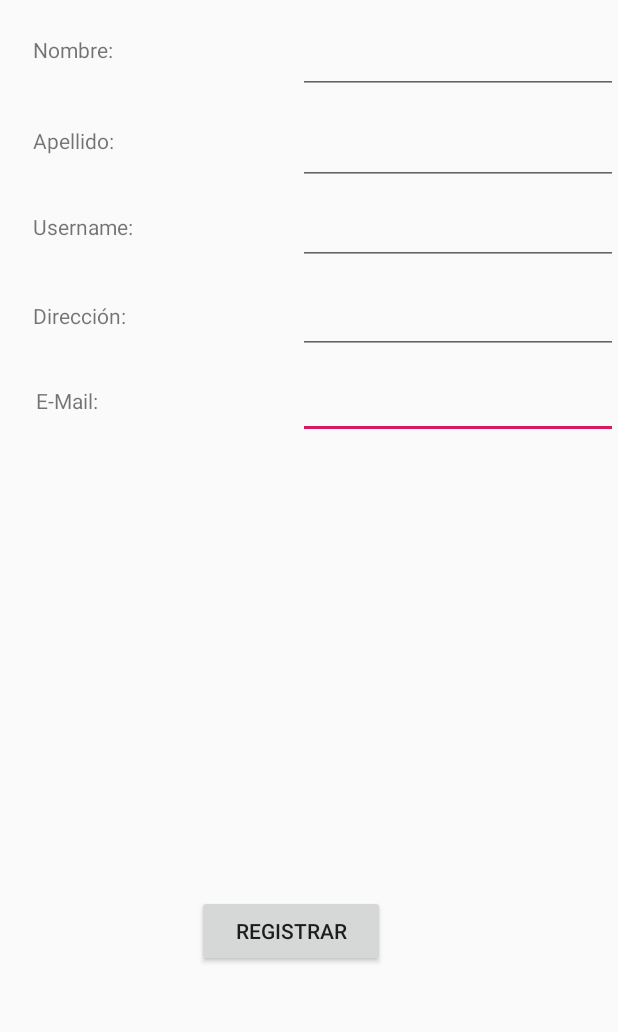
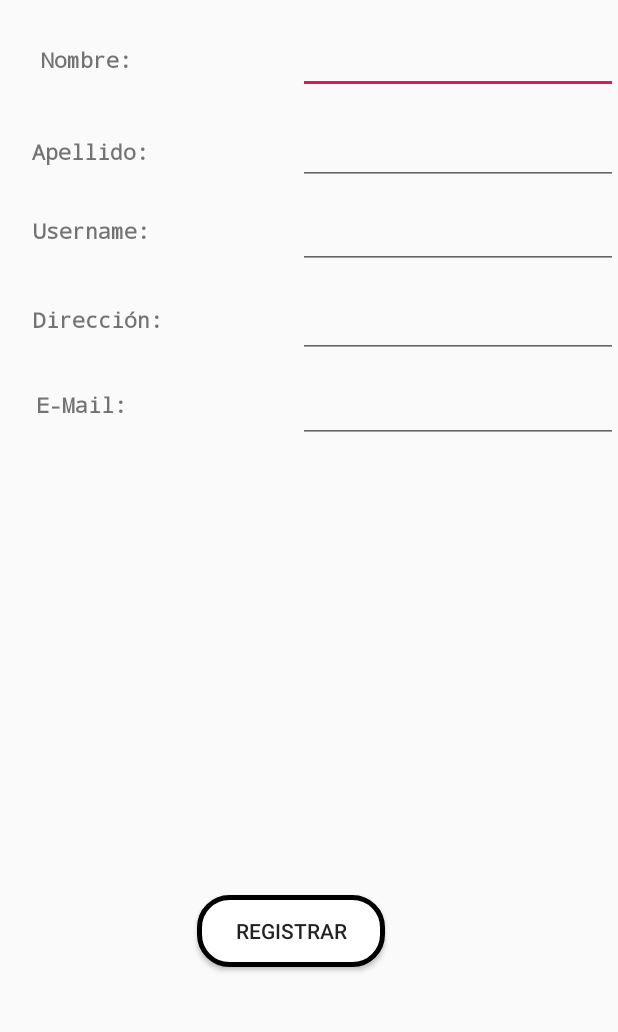
Before and after one commit to scorpion712/Garbage-Recycler-Service-Client-App, an Android app: the RegisterActivity screen opened directly, with no data from a screen before it, on a phone screen of 412 x 824 dp, the part 84-1116 px from its top. Run offline under Robolectric (Android 15) with nearby library versions, the phone set to English and light mode, and no system bars.

Commit message:
Changing buttons borders

```diff
--- a/app/src/main/res/layout/activity_login.xml
+++ b/app/src/main/res/layout/activity_login.xml
@@ -22,6 +22,7 @@
         android:layout_below="@+id/spinner"
         android:layout_centerHorizontal="true"
         android:layout_marginTop="41dp"
+        android:background="@drawable/button"
         android:text="LogIn" />
 
     <Button
@@ -31,5 +32,6 @@
         android:layout_below="@+id/loginButton"
         android:layout_centerHorizontal="true"
         android:layout_marginTop="38dp"
+        android:background="@drawable/button"
         android:text="Create New" />
 </RelativeLayout>
--- a/app/src/main/res/layout/activity_register.xml
+++ b/app/src/main/res/layout/activity_register.xml
@@ -18,12 +18,15 @@
         android:layout_width="111dp"
         android:layout_height="35dp"
         android:layout_alignParentStart="true"
+        android:layout_alignParentLeft="true"
         android:layout_alignParentTop="true"
-        android:layout_marginStart="22dp"
-        android:layout_marginTop="79dp"
+        android:layout_marginStart="27dp"
+        android:layout_marginLeft="27dp"
+        android:layout_marginTop="86dp"
         android:text="Nombre:"
-        android:layout_alignParentLeft="true"
-        android:layout_marginLeft="22dp" />
+        android:textStyle="bold"
+        android:typeface="sans"
+        app:fontFamily="monospace" />
 
     <TextView
         android:id="@+id/textView2"
@@ -31,11 +34,14 @@
         android:layout_height="35dp"
         android:layout_below="@+id/textView"
         android:layout_alignParentStart="true"
-        android:layout_marginStart="22dp"
-        android:layout_marginTop="25dp"
+        android:layout_alignParentLeft="true"
+        android:layout_marginStart="21dp"
+        android:layout_marginLeft="21dp"
+        android:layout_marginTop="26dp"
         android:text="Apellido:"
-        android:layout_alignParentLeft="true"
-        android:layout_marginLeft="22dp" />
+        android:textStyle="bold"
+        android:typeface="sans"
+        app:fontFamily="monospace" />
 
     <TextView
         android:id="@+id/textView3"
@@ -43,11 +49,14 @@
         android:layout_height="35dp"
         android:layout_below="@+id/textView2"
         android:layout_alignParentStart="true"
+        android:layout_alignParentLeft="true"
         android:layout_marginStart="22dp"
-        android:layout_marginTop="22dp"
+        android:layout_marginLeft="22dp"
+        android:layout_marginTop="17dp"
         android:text="Username:"
-        android:layout_alignParentLeft="true"
-        android:layout_marginLeft="22dp" />
+        android:textStyle="bold"
+        android:typeface="sans"
+        app:fontFamily="monospace" />
 
     <TextView
         android:id="@+id/textView4"
@@ -55,11 +64,14 @@
         android:layout_height="35dp"
         android:layout_below="@+id/textView3"
         android:layout_alignParentStart="true"
+        android:layout_alignParentLeft="true"
         android:layout_marginStart="22dp"
+        android:layout_marginLeft="22dp"
         android:layout_marginTop="24dp"
         android:text="Dirección:"
-        android:layout_alignParentLeft="true"
-        android:layout_marginLeft="22dp" />
+        android:textStyle="bold"
+        android:typeface="sans"
+        app:fontFamily="monospace" />
 
     <TextView
         android:id="@+id/textView5"
@@ -67,11 +79,14 @@
         android:layout_height="35dp"
         android:layout_below="@+id/textView4"
         android:layout_alignParentStart="true"
+        android:layout_alignParentLeft="true"
         android:layout_marginStart="24dp"
+        android:layout_marginLeft="24dp"
         android:layout_marginTop="21dp"
         android:text="E-Mail:"
-        android:layout_alignParentLeft="true"
-        android:layout_marginLeft="24dp" />
+        android:textStyle="bold"
+        android:typeface="sans"
+        app:fontFamily="monospace" />
 
     <Button
         android:id="@+id/registerButton"
@@ -87,20 +102,8 @@
         android:layout_marginEnd="155dp"
         android:layout_marginRight="155dp"
         android:layout_marginBottom="123dp"
-        android:text="Registrar" />
-
-    <EditText
-        android:id="@+id/emailText"
-        android:layout_width="wrap_content"
-        android:layout_height="35dp"
-        android:layout_alignBottom="@+id/textView5"
-        android:layout_alignParentEnd="true"
-        android:layout_marginEnd="0dp"
-        android:layout_marginBottom="0dp"
-        android:ems="10"
-        android:inputType="textEmailAddress"
-        android:layout_marginRight="0dp"
-        android:layout_alignParentRight="true" />
+        android:text="Registrar"
+        android:background="@drawable/button"/>
 
     <EditText
         android:id="@+id/nameText"
@@ -126,7 +129,8 @@
         android:ems="10"
         android:inputType="textPersonName"
         android:layout_alignParentRight="true"
-        android:layout_marginRight="0dp" />
+        android:layout_marginRight="0dp"
+        />
 
     <EditText
         android:id="@+id/usernameText"
@@ -155,4 +159,18 @@
         android:inputType="textPersonName"
         android:layout_alignParentRight="true"
         android:layout_marginRight="0dp" />
+
+    <EditText
+        android:id="@+id/emailText"
+        android:layout_width="wrap_content"
+        android:layout_height="35dp"
+        android:layout_alignBottom="@+id/textView5"
+        android:layout_alignParentEnd="true"
+        android:layout_marginEnd="0dp"
+        android:layout_marginBottom="0dp"
+        android:ems="10"
+        android:inputType="textEmailAddress"
+        android:layout_marginRight="0dp"
+        android:layout_alignParentRight="true" />
+
 </RelativeLayout>
```
Also changed, not shown: app/src/main/res/layout/activity_recycling.xml (+28 -24 lines).
